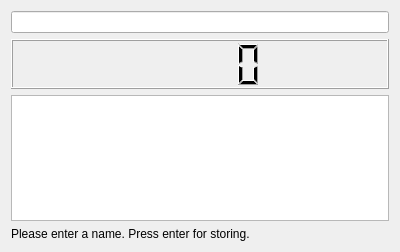
Old version of the form maingui.ui in the repository mafasi/Numerology.
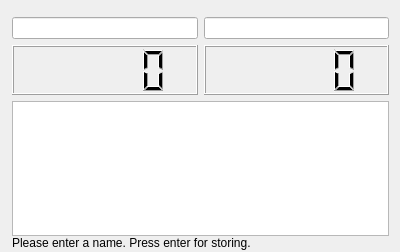
New version of the form.

Commit message: replaced lookup table, added second input widget

The edit to the form file:
```diff
--- a/maingui.ui
+++ b/maingui.ui
@@ -13,7 +13,13 @@
   <property name="windowTitle">
    <string>Magic Numbers</string>
   </property>
-  <layout class="QHBoxLayout" name="horizontalLayout">
+  <layout class="QVBoxLayout" name="verticalLayout_3">
+   <property name="leftMargin">
+    <number>12</number>
+   </property>
+   <property name="bottomMargin">
+    <number>2</number>
+   </property>
    <item>
     <widget class="QWidget" name="widget" native="true">
      <layout class="QVBoxLayout" name="verticalLayout">
@@ -29,10 +35,28 @@
       <property name="bottomMargin">
        <number>0</number>
       </property>
-      <item>
-       <widget class="QLineEdit" name="editInput"/>
-      </item>
-      <item>
+     </layout>
+    </widget>
+   </item>
+   <item>
+    <widget class="QWidget" name="widget_3" native="true">
+     <layout class="QGridLayout" name="gridLayout">
+      <property name="leftMargin">
+       <number>0</number>
+      </property>
+      <property name="topMargin">
+       <number>0</number>
+      </property>
+      <property name="rightMargin">
+       <number>0</number>
+      </property>
+      <property name="bottomMargin">
+       <number>0</number>
+      </property>
+      <property name="horizontalSpacing">
+       <number>-1</number>
+      </property>
+      <item row="1" column="0">
        <widget class="QLCDNumber" name="lcdResult">
         <property name="minimumSize">
          <size>
@@ -42,6 +66,36 @@
         </property>
        </widget>
       </item>
+      <item row="0" column="0">
+       <widget class="QLineEdit" name="editInput"/>
+      </item>
+      <item row="0" column="1">
+       <widget class="QLineEdit" name="editInputRight"/>
+      </item>
+      <item row="1" column="1">
+       <widget class="QLCDNumber" name="lcdResultRight"/>
+      </item>
+     </layout>
+    </widget>
+   </item>
+   <item>
+    <widget class="QWidget" name="widget_5" native="true">
+     <layout class="QVBoxLayout" name="verticalLayout_4">
+      <property name="spacing">
+       <number>0</number>
+      </property>
+      <property name="leftMargin">
+       <number>0</number>
+      </property>
+      <property name="topMargin">
+       <number>0</number>
+      </property>
+      <property name="rightMargin">
+       <number>0</number>
+      </property>
+      <property name="bottomMargin">
+       <number>0</number>
+      </property>
       <item>
        <widget class="QPlainTextEdit" name="plainTextEdit">
         <property name="readOnly">
```
The commit also changes 6 other files.
